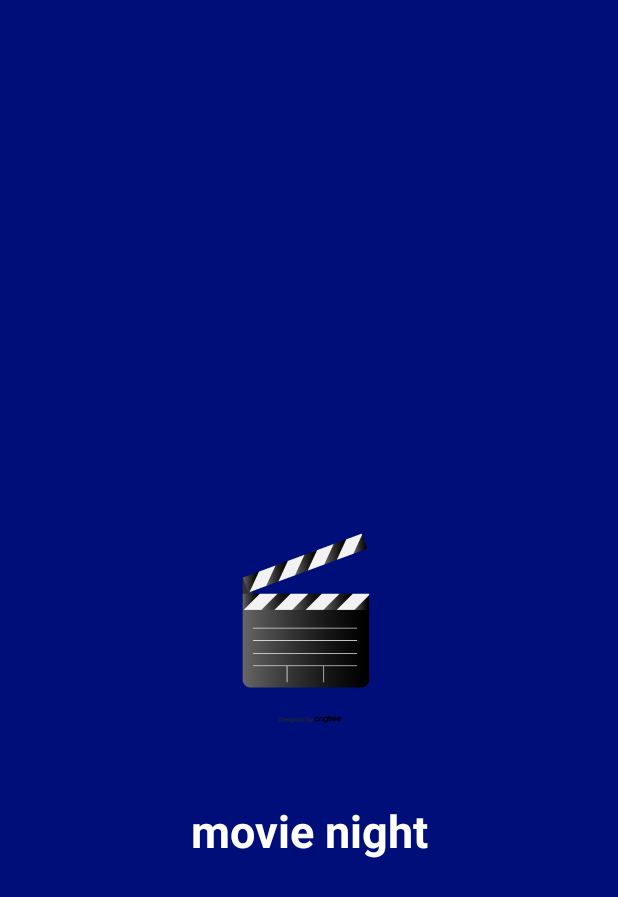
After one commit to MohamedSamiMohamed/movieNight, an Android app: the layout activity_splash_screen.xml on its own in the app's theme, with its tools: preview values and no code run, on a phone screen of 412 x 824 dp. The commit adds this screen. Shown: the top 897 px of the screen. Run offline under Robolectric (Android 15) with nearby library versions, the phone set to English and light mode, and no system bars.

Commit message:
adding splash screen

```diff
--- a/app/build.gradle
+++ b/app/build.gradle
@@ -33,5 +33,6 @@
     testImplementation 'junit:junit:4.12'
     androidTestImplementation 'androidx.test.ext:junit:1.1.1'
     androidTestImplementation 'androidx.test.espresso:espresso-core:3.2.0'
+    implementation 'de.hdodenhof:circleimageview:3.1.0'
 
 }
--- /dev/null
+++ b/app/src/main/res/layout/activity_splash_screen.xml
@@ -0,0 +1,32 @@
+<?xml version="1.0" encoding="utf-8"?>
+<androidx.constraintlayout.widget.ConstraintLayout xmlns:android="http://schemas.android.com/apk/res/android"
+    xmlns:app="http://schemas.android.com/apk/res-auto"
+    xmlns:tools="http://schemas.android.com/tools"
+    android:layout_width="match_parent"
+    android:layout_height="match_parent"
+    android:background="@color/colorPrimary"
+    tools:context=".SplashScreen">
+
+    <de.hdodenhof.circleimageview.CircleImageView
+        android:id="@+id/imageView"
+        android:layout_width="150dp"
+        android:layout_height="150dp"
+        app:layout_constraintBottom_toBottomOf="parent"
+        app:layout_constraintEnd_toEndOf="parent"
+        app:layout_constraintStart_toStartOf="parent"
+        app:layout_constraintTop_toTopOf="parent"
+        android:src="@mipmap/splash_icon" />
+
+    <TextView
+        android:id="@+id/textView"
+        android:layout_width="wrap_content"
+        android:layout_height="wrap_content"
+        android:layout_marginTop="46dp"
+        android:text="@string/app_name"
+        android:textColor="@color/white"
+        android:textSize="30sp"
+        android:textStyle="bold"
+        app:layout_constraintEnd_toEndOf="parent"
+        app:layout_constraintStart_toStartOf="parent"
+        app:layout_constraintTop_toBottomOf="@+id/imageView" />
+</androidx.constraintlayout.widget.ConstraintLayout>
--- a/app/src/main/res/values/strings.xml
+++ b/app/src/main/res/values/strings.xml
@@ -1,3 +1,3 @@
 <resources>
-    <string name = "app_name">movie night</string>
+    <string name="app_name">movie night</string>
 </resources>
--- a/app/src/main/res/values/styles.xml
+++ b/app/src/main/res/values/styles.xml
@@ -1,6 +1,6 @@
 <resources>
     <!-- Base application theme. -->
-    <style name = "AppTheme" parent = "Theme.AppCompat.Light.DarkActionBar">
+    <style name = "AppTheme" parent = "Theme.AppCompat.Light.NoActionBar">
       <!-- Customize your theme here. -->
       <item name = "colorPrimary">@color/colorPrimary</item>
       <item name = "colorPrimaryDark">@color/colorPrimaryDark</item>
```
Also changed, not shown: app/src/main/AndroidManifest.xml (+15 -11 lines), app/src/main/java/com/example/movienight/SplashScreen.kt (added, +20 -0 lines), app/src/main/res/values/colors.xml (+4 -3 lines), app/src/main/res/mipmap-xxxhdpi/app_icon.png (added), app/src/main/res/mipmap-xxxhdpi/splash_icon.png (added).
